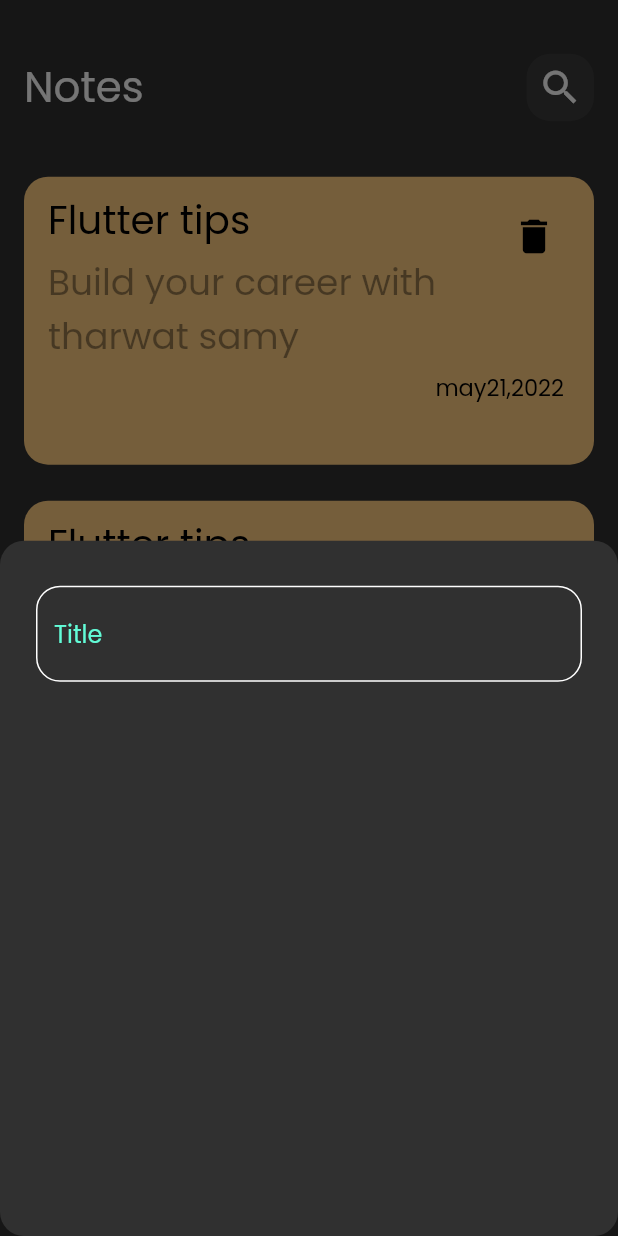
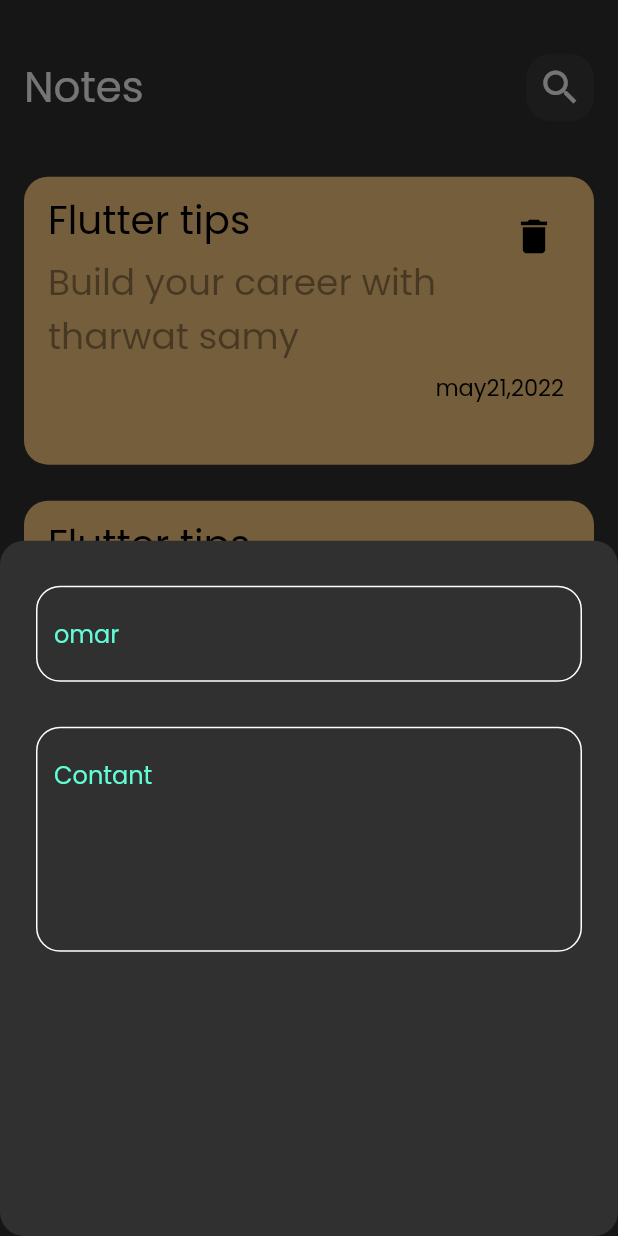
Before and after one commit to OmarWheed/notes_app, a Flutter app: the screen it shows after launch, after a tap on the "add" icon, on a phone screen of 412 x 824 dp. Run offline on Flutter 3.47's test engine with Material 2 defaults, Android fonts, the phone set to English and light mode, and no system bars.

Commit message:
add filed to bottom sheet

```diff
--- a/lib/widgets/custom_text_filed.dart
+++ b/lib/widgets/custom_text_filed.dart
@@ -1,16 +1,23 @@
+// ignore_for_file: public_member_api_docs, sort_constructors_first
 import 'package:flutter/material.dart';
 
 import '../constant.dart';
 
 class CustomTextField extends StatelessWidget {
-  const CustomTextField({super.key});
-
+  const CustomTextField({
+    Key? key,
+    required this.hint,
+    this.maxLine = 1,
+  }) : super(key: key);
+  final String hint;
+  final int maxLine;
   @override
   Widget build(BuildContext context) {
     return TextField(
       cursorColor: KprimaryColor,
+      maxLines: maxLine,
       decoration: InputDecoration(
-        hintText: "Title",
+        hintText: hint,
         hintStyle: TextStyle(color: KprimaryColor),
         border: buildBorder(),
         enabledBorder: buildBorder(),
--- a/lib/widgets/model_button_sheet.dart
+++ b/lib/widgets/model_button_sheet.dart
@@ -13,7 +13,16 @@ class AddNote extends StatelessWidget {
           Gap(
             height: 30,
           ),
-          CustomTextField()
+          CustomTextField(
+            hint: "omar",
+          ),
+          Gap(
+            height: 30,
+          ),
+          CustomTextField(
+            hint: "Contant",
+            maxLine: 5,
+          ),
         ],
       ),
     );
```
